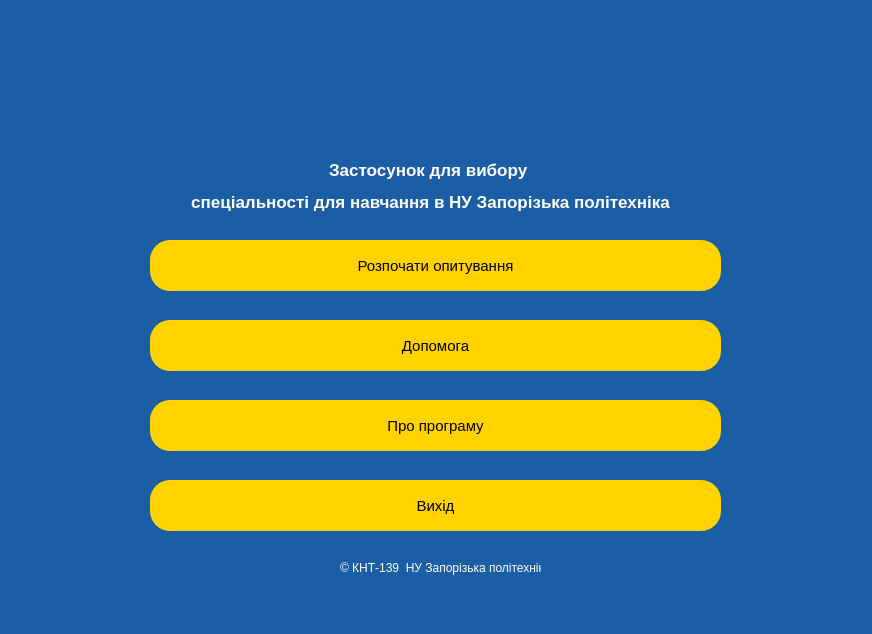
This is mainwindow.ui in admiralbub/oop_course_2020 as Qt 5 draws it before an edit. The edited form follows.
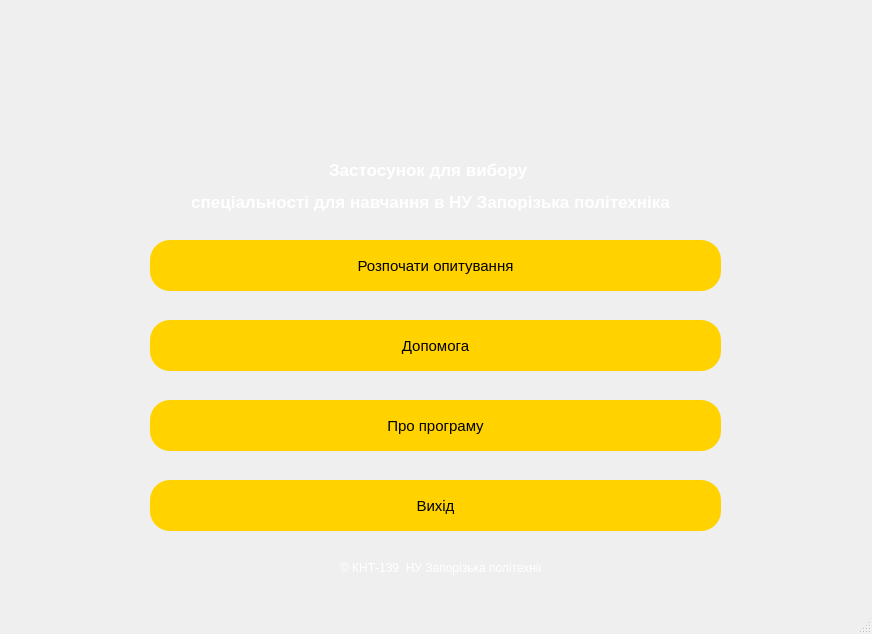
This is the edited form.

Commit message: Edit style button for replies

Patch:
```diff
--- a/mainwindow.ui
+++ b/mainwindow.ui
@@ -15,7 +15,7 @@
   </property>
   <property name="styleSheet">
    <string notr="true">QWidget {
-   background-color: #1B5EA6; 
+   background: linear-gradient(-45deg,#6193e1,#1B5EA6,#6193e1),#1B5EA6;
    color:#fff;
    cursor:pointer;
 }
```
The commit also changes 5 other files.
